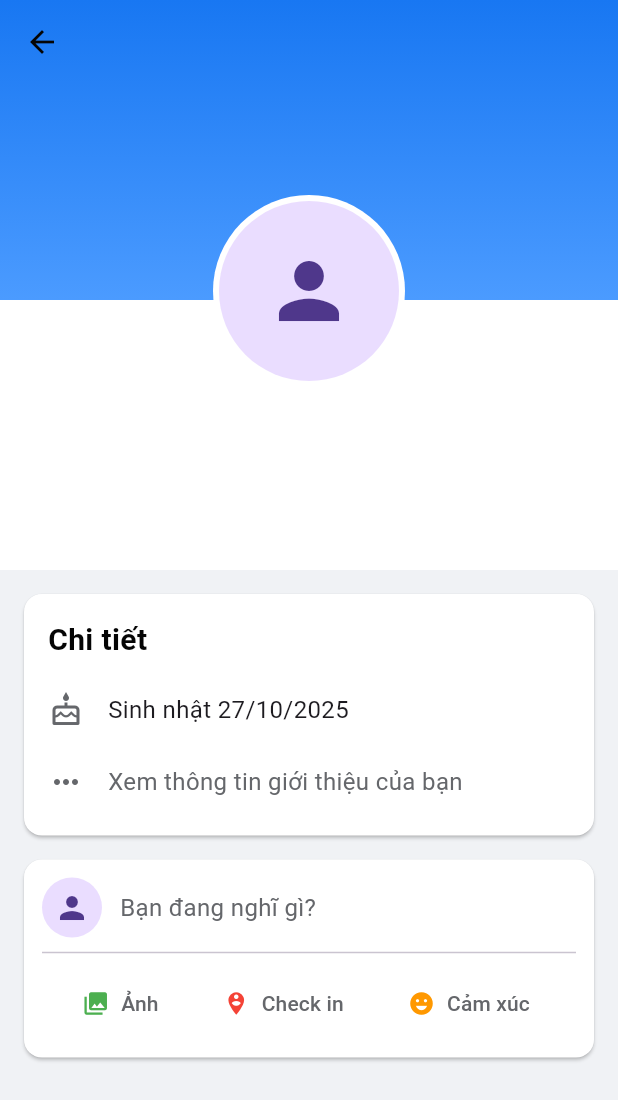
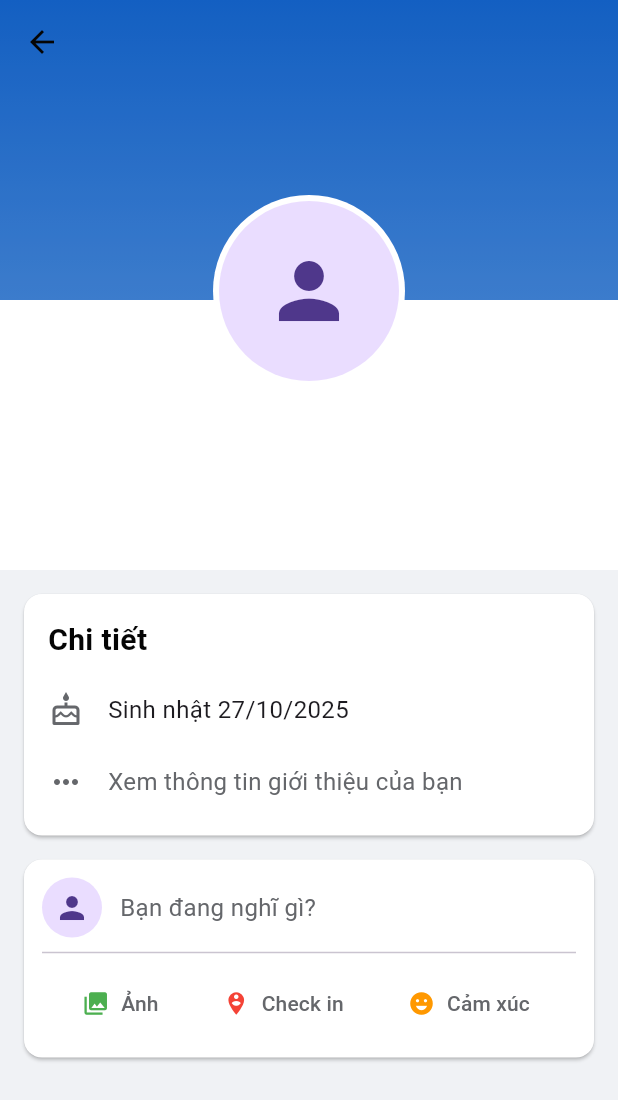
Before and after one commit to nguyenminhtri2k4/DoAn_MXH, a Flutter app: the _ProfileContent screen opened directly, on a phone screen of 412 x 824 dp. Shown: the top 1100 px of the screen. Run offline on Flutter 3.47's test engine with Material 3 defaults, Android fonts, the phone set to English and light mode, and no system bars; our stand-ins replace cached_network_image, cloud_firestore, firebase_auth, firebase_core, firebase_storage, flutter_cache_manager and 5 more; accounts and stored records are empty.

Commit message:
Add image avatar feature and update profile components

```diff
--- a/lib/model/model_user.dart
+++ b/lib/model/model_user.dart
@@ -1,3 +1,4 @@
+
 import 'package:cloud_firestore/cloud_firestore.dart';
 
 class UserModel {
@@ -14,10 +15,11 @@ class UserModel {
   final String role;
   final String relationship;
   final String statusAccount;
+  final String backgroundImageUrl;
 
   final List<String> avatar;
   final List<String> friends;
-  final List<String> locketFriends; // <--- THÊM
+  final List<String> locketFriends;
   final List<String> groups;
   final List<String> posterList;
   final int followerCount;
@@ -43,6 +45,7 @@ class UserModel {
     required this.role,
     required this.relationship,
     required this.statusAccount,
+    required this.backgroundImageUrl,
     required this.avatar,
     required this.friends,
     required this.groups,
@@ -53,8 +56,8 @@ class UserModel {
     this.dateOfBirth,
     this.lastActive,
     required this.notificationSettings,
-    List<String>? locketFriends, // <--- THÊM
-  }) : locketFriends = locketFriends ?? []; // <--- THÊM
+    List<String>? locketFriends,
+  }) : locketFriends = locketFriends ?? [];
 
   factory UserModel.fromFirestore(DocumentSnapshot doc) {
     final data = doc.data() as Map<String, dynamic>;
@@ -91,9 +94,10 @@ class UserModel {
       role: data['role'] ?? 'user',
       relationship: data['relationship'] ?? '',
       statusAccount: data['statusAccount'] ?? data['statusAccont'] ?? 'active',
+      backgroundImageUrl: data['backgroundImageUrl'] ?? '',
       avatar: parseStringList(data['avatar']),
       friends: parseStringList(data['friends']),
-      locketFriends: parseStringList(data['locketFriends']), // <--- THÊM
+      locketFriends: parseStringList(data['locketFriends']),
       groups: parseStringList(data['groups']),
       posterList: parseStringList(data['posterList']),
       followerCount: parseCount(data['followerCount']),
@@ -124,9 +128,10 @@ class UserModel {
       'role': role,
       'relationship': relationship,
       'statusAccount': statusAccount,
+      'backgroundImageUrl': backgroundImageUrl,
       'avatar': avatar,
       'friends': friends,
-      'locketFriends': locketFriends, // <--- THÊM
+      'locketFriends': locketFriends,
       'groups': groups,
       'posterList': posterList,
       'followerCount': followerCount,
@@ -149,15 +154,17 @@ class UserModel {
     String? liveAt,
     String? comeFrom,
     String? relationship,
+    String? backgroundImageUrl,
     List<String>? avatar,
     List<String>? friends,
-    List<String>? locketFriends, // <--- THÊM
+    List<String>? locketFriends,
     List<String>? groups,
     List<String>? posterList,
     int? followerCount,
     int? followingCount,
     DateTime? dateOfBirth,
     DateTime? lastActive,
+    Map<String, bool>? notificationSettings, // <--- THÊM LẠI DÒNG NÀY
   }) {
     return UserModel(
       id: id ?? this.id,
@@ -173,9 +180,10 @@ class UserModel {
       role: role,
       relationship: relationship ?? this.relationship,
       statusAccount: statusAccount,
+      backgroundImageUrl: backgroundImageUrl ?? this.backgroundImageUrl,
       avatar: avatar ?? this.avatar,
       friends: friends ?? this.friends,
-      locketFriends: locketFriends ?? this.locketFriends, // <--- THÊM
+      locketFriends: locketFriends ?? this.locketFriends,
       groups: groups ?? this.groups,
       posterList: posterList ?? this.posterList,
       followerCount: followerCount ?? this.followerCount,
@@ -183,7 +191,7 @@ class UserModel {
       createAt: createAt,
       dateOfBirth: dateOfBirth ?? this.dateOfBirth,
       lastActive: lastActive ?? this.lastActive,
-      notificationSettings: notificationSettings,
+      notificationSettings: notificationSettings ?? this.notificationSettings, // <--- THÊM LẠI DÒNG NÀY
     );
   }
 }
--- a/lib/request/login_request.dart
+++ b/lib/request/login_request.dart
@@ -1,3 +1,4 @@
+
 import 'package:firebase_auth/firebase_auth.dart';
 import 'package:mangxahoi/authanet/firestore_service.dart';
 import 'package:mangxahoi/model/model_user.dart';
@@ -71,6 +72,7 @@ class LoginRequest {
         role: 'user',
         relationship: '',
         statusAccount: 'active',
+        backgroundImageUrl: '', // <--- SỬA LỖI: THÊM DÒNG NÀY
         avatar: [],
         friends: [],
         groups: [],
--- a/lib/view/profile/profile_view.dart
+++ b/lib/view/profile/profile_view.dart
@@ -1,3 +1,4 @@
+
 import 'package:flutter/material.dart';
 import 'package:provider/provider.dart';
 import 'package:mangxahoi/viewmodel/profile_view_model.dart';
@@ -61,21 +62,42 @@ class _ProfileContent extends StatelessWidget {
       child: Stack(
         alignment: Alignment.center,
         children: [
+          // <--- CHỈNH SỬA: HIỂN THỊ ẢNH NỀN --->
           Positioned(
             top: 0,
             left: 0,
             right: 0,
             height: 200,
             child: Container(
-              decoration: const BoxDecoration(
-                gradient: LinearGradient(
-                  begin: Alignment.topCenter,
-                  end: Alignment.bottomCenter,
-                  colors: [AppColors.primary, AppColors.primaryLight],
+              decoration: BoxDecoration(
+                // Hiển thị ảnh nền nếu có
+                image: vm.user!.backgroundImageUrl.isNotEmpty
+                    ? DecorationImage(
+                        image: NetworkImage(vm.user!.backgroundImageUrl),
+                        fit: BoxFit.cover,
+                      )
+                    : null,
+                // Giữ gradient làm fallback
+                gradient: vm.user!.backgroundImageUrl.isEmpty
+                    ? const LinearGradient(
+                        begin: Alignment.topCenter,
+                        end: Alignment.bottomCenter,
+                        colors: [AppColors.primary, AppColors.primaryLight],
+                      )
+                    : null,
+                // Thêm màu fallback phòng trường hợp gradient cũng null
+                color: AppColors.primaryLight,
+              ),
+              // Thêm một lớp overlay mờ để chữ dễ đọc hơn
+              child: Container(
+                decoration: BoxDecoration(
+                  color: Colors.black.withOpacity(0.2),
                 ),
               ),
             ),
           ),
+          // <--- KẾT THÚC CHỈNH SỬA --->
+
           Positioned(
             top: 130,
             child: CircleAvatar(
@@ -308,10 +330,7 @@ class _ProfileContent extends StatelessWidget {
     );
   }
 
-  // SỬA: Toàn bộ hàm này đã được viết lại cho an toàn và rõ ràng hơn
   Widget _buildBodyWithPosts(BuildContext context, ProfileViewModel vm) {
-    // SỬA: Thêm một kiểm tra an toàn quan trọng ở đây
-    // Nếu chưa lấy được thông tin người dùng đang đăng nhập, hiển thị loading
     if (vm.currentUserData == null) {
       return const Center(child: CircularProgressIndicator());
     }
@@ -332,7 +351,6 @@ class _ProfileContent extends StatelessWidget {
 
           final posts = snapshot.data ?? [];
 
-          // SỬA: Dùng ListView đơn giản thay vì ListView.builder với logic index phức tạp
           return ListView(
             padding: const EdgeInsets.all(8.0),
             children: [
@@ -340,15 +358,12 @@ class _ProfileContent extends StatelessWidget {
               _buildInfoSection(context, vm),
               if (isCurrentUser) _buildCreatePostSection(context, vm),
 
-              // Tiêu đề "Bài viết", chỉ hiển thị nếu có bài viết
               if (posts.isNotEmpty)
                 const Padding(
                   padding: EdgeInsets.fromLTRB(16, 16, 16, 8),
                   child: Text('Bài viết', style: TextStyle(fontSize: 20, fontWeight: FontWeight.bold)),
                 ),
 
-              // SỬA: Dùng toán tử spread (...) để trải danh sách PostWidget ra
-              // Luôn truyền ID của người dùng đang đăng nhập (currentUserData)
               ...posts.map((post) => PostWidget(
                     post: post,
                     currentUserDocId: vm.currentUserData!.id,
```
Also changed, not shown: lib/request/storage_request.dart (+18 -0 lines), lib/view/profile/about_view.dart (+49 -42 lines), lib/viewmodel/profile_view_model.dart (+64 -51 lines).
